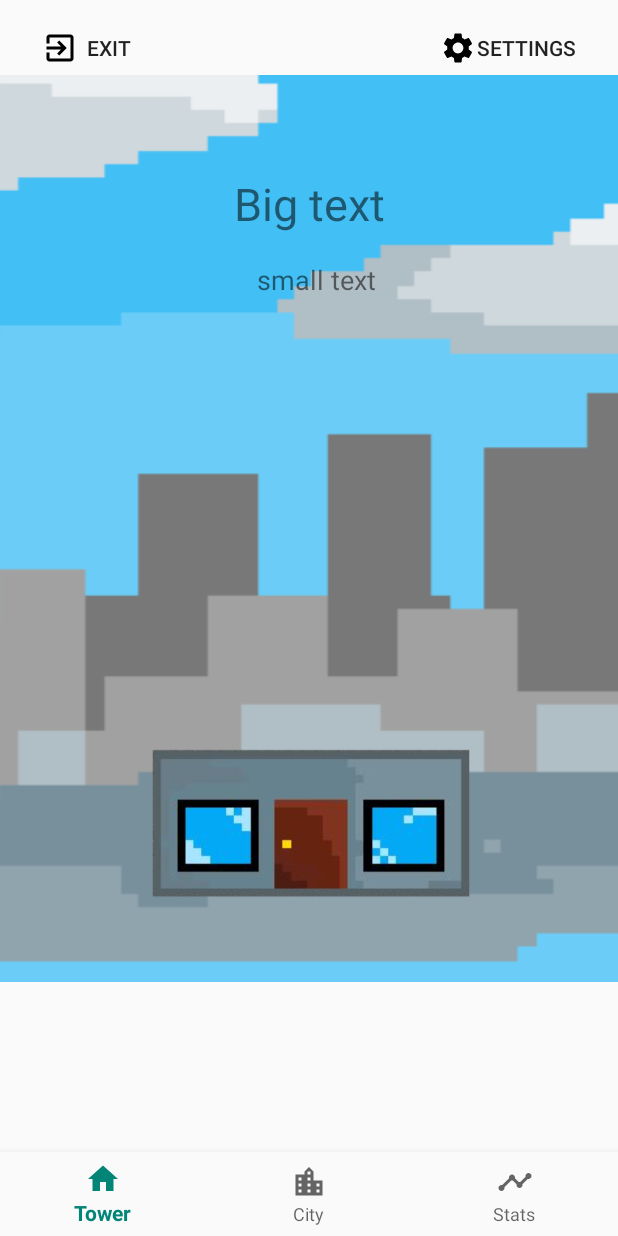
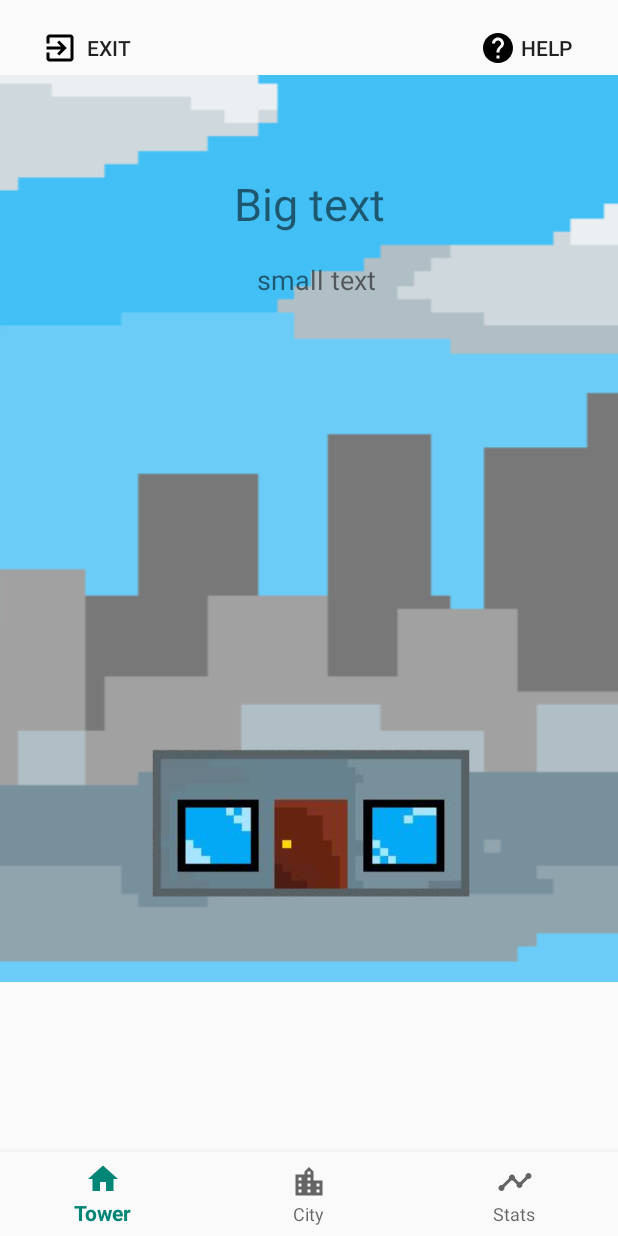
Before and after one commit to 7gang/p2-prototype, an Android app: the MainActivity screen opened directly, with no data from a screen before it, on a phone screen of 412 x 824 dp. Run offline under Robolectric (Android 15) with nearby library versions, the phone set to English and light mode, and no system bars; our stand-ins replace data binding; 1 statement that could not run was skipped.

Commit message:
Refactor settings button to help in MainActivity

```diff
--- /dev/null
+++ b/app/src/main/res/drawable/ic_baseline_help_24px.xml
@@ -0,0 +1,9 @@
+<vector xmlns:android="http://schemas.android.com/apk/res/android"
+    android:width="24dp"
+    android:height="24dp"
+    android:viewportWidth="24"
+    android:viewportHeight="24">
+  <path
+      android:fillColor="#FF000000"
+      android:pathData="M12,2C6.48,2 2,6.48 2,12s4.48,10 10,10 10,-4.48 10,-10S17.52,2 12,2zM13,19h-2v-2h2v2zM15.07,11.25l-0.9,0.92C13.45,12.9 13,13.5 13,15h-2v-0.5c0,-1.1 0.45,-2.1 1.17,-2.83l1.24,-1.26c0.37,-0.36 0.59,-0.86 0.59,-1.41 0,-1.1 -0.9,-2 -2,-2s-2,0.9 -2,2L8,9c0,-2.21 1.79,-4 4,-4s4,1.79 4,4c0,0.88 -0.36,1.68 -0.93,2.25z"/>
+</vector>
--- a/app/src/main/res/layout/activity_main.xml
+++ b/app/src/main/res/layout/activity_main.xml
@@ -36,9 +36,9 @@
             android:layout_gravity="end"
             android:layout_marginEnd="16dp"
             android:layout_marginTop="8dp"
-            android:drawableStart="@drawable/ic_baseline_settings_24dp"
+            android:drawableStart="@drawable/ic_baseline_help_24px"
             android:onClick="launchSettingsActivity"
-            android:text="Settings" />
+            android:text="Help" />
     </FrameLayout>
 
     <android.support.design.widget.BottomNavigationView
```
